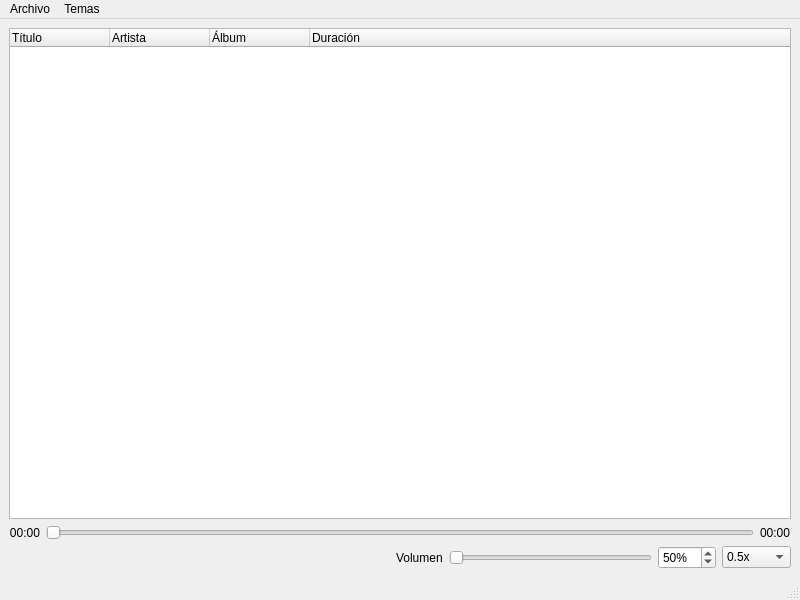
Qt form src/mainwindow.ui (BlueSystemCR/nexus) before a commit.
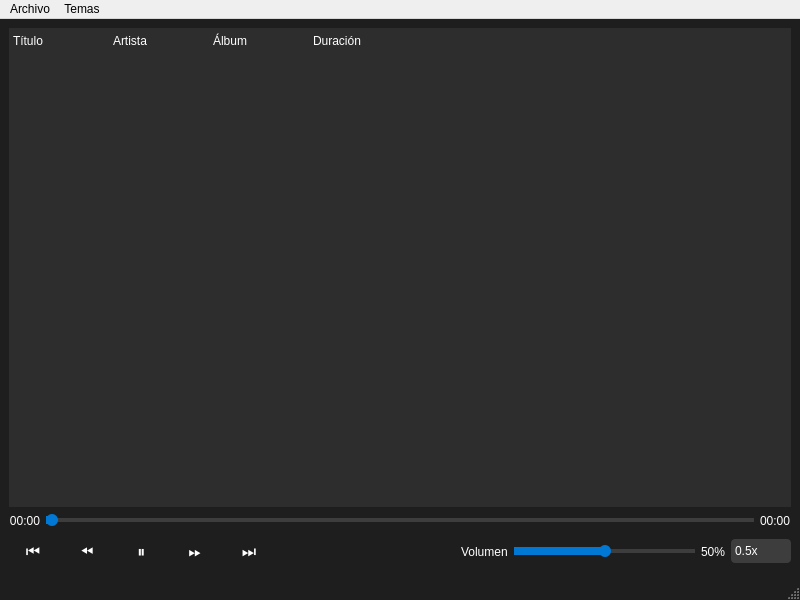
The same form after that commit. Icons and pictures are not drawn.

```diff
--- a/src/mainwindow.ui
+++ b/src/mainwindow.ui
@@ -13,6 +13,140 @@
   <property name="windowTitle">
    <string>Reproductor de Música</string>
   </property>
+  <property name="styleSheet">
+   <string>
+    /* Estilo general de la ventana */
+    QMainWindow {
+        background-color: #1E1E1E;
+        color: #FFFFFF;
+    }
+
+    /* Lista de reproducción */
+    QTreeWidget {
+        background-color: #2D2D2D;
+        border: none;
+        color: #FFFFFF;
+    }
+    QTreeWidget::item {
+        height: 25px;
+        padding: 4px;
+    }
+    QTreeWidget::item:selected {
+        background-color: #0078D4;
+    }
+    QTreeWidget::item:hover {
+        background-color: #3D3D3D;
+    }
+    QHeaderView::section {
+        background-color: #2D2D2D;
+        color: #FFFFFF;
+        padding: 4px;
+        border: none;
+    }
+
+    /* Controles de reproducción */
+    QPushButton {
+        background-color: transparent;
+        color: #FFFFFF;
+        border: none;
+        font-size: 16px;
+        padding: 8px;
+        min-width: 32px;
+    }
+    QPushButton:hover {
+        background-color: #3D3D3D;
+        border-radius: 4px;
+    }
+    QPushButton:pressed {
+        background-color: #0078D4;
+    }
+
+    /* Sliders */
+    QSlider::groove:horizontal {
+        border: none;
+        height: 4px;
+        background: #3D3D3D;
+        margin: 2px 0;
+    }
+    QSlider::handle:horizontal {
+        background: #0078D4;
+        width: 12px;
+        height: 12px;
+        margin: -4px 0;
+        border-radius: 6px;
+    }
+    QSlider::sub-page:horizontal {
+        background: #0078D4;
+    }
+    QSlider::handle:horizontal:hover {
+        background: #2B9FFF;
+    }
+
+    /* Etiquetas de tiempo */
+    QLabel {
+        color: #FFFFFF;
+    }
+
+    /* ComboBox de velocidad */
+    QComboBox {
+        background-color: #3D3D3D;
+        color: #FFFFFF;
+        border: none;
+        padding: 4px;
+        border-radius: 4px;
+    }
+    QComboBox::drop-down {
+        border: none;
+        width: 20px;
+    }
+    QComboBox::down-arrow {
+        image: url(:/icons/down-arrow.png);
+    }
+    QComboBox:hover {
+        background-color: #4D4D4D;
+    }
+    QComboBox QAbstractItemView {
+        background-color: #2D2D2D;
+        color: #FFFFFF;
+        selection-background-color: #0078D4;
+        selection-color: #FFFFFF;
+        border: none;
+    }
+
+    /* Barra de estado */
+    QStatusBar {
+        background-color: #1E1E1E;
+        color: #FFFFFF;
+    }
+    QStatusBar::item {
+        border: none;
+    }
+
+    /* Scrollbars */
+    QScrollBar:vertical {
+        background: #2D2D2D;
+        width: 10px;
+        margin: 0;
+    }
+    QScrollBar::handle:vertical {
+        background: #3D3D3D;
+        min-height: 20px;
+        border-radius: 5px;
+    }
+    QScrollBar::add-line:vertical,
+    QScrollBar::sub-line:vertical {
+        height: 0;
+    }
+    QScrollBar::up-arrow:vertical,
+    QScrollBar::down-arrow:vertical {
+        height: 0;
+    }
+    QScrollBar::add-page:vertical,
+    QScrollBar::sub-page:vertical {
+        background: none;
+    }
+   </string>
+  </property>
   <widget class="QWidget" name="centralwidget">
    <layout class="QVBoxLayout" name="verticalLayout">
     <item>
@@ -49,11 +183,11 @@
      </widget>
     </item>
     <item>
-     <layout class="QHBoxLayout" name="timeLayout">
+     <layout class="QHBoxLayout" name="progressLayout">
       <item>
-       <widget class="QLabel" name="currentTimeLabel">
+       <widget class="QLabel" name="timeLabel">
         <property name="minimumWidth">
-         <number>50</number>
+         <number>60</number>
         </property>
         <property name="text">
          <string>00:00</string>
@@ -73,7 +207,7 @@
       <item>
        <widget class="QLabel" name="totalTimeLabel">
         <property name="minimumWidth">
-         <number>50</number>
+         <number>60</number>
         </property>
         <property name="text">
          <string>00:00</string>
@@ -87,58 +221,53 @@
     </item>
     <item>
      <layout class="QHBoxLayout" name="controlsLayout">
+      <item>
+       <widget class="QPushButton" name="rewindStartButton">
+        <property name="text">
+         <string>⏮</string>
+        </property>
+        <property name="toolTip">
+         <string>Ir al inicio</string>
+        </property>
+       </widget>
+      </item>
       <item>
        <widget class="QPushButton" name="previousButton">
         <property name="text">
-         <string></string>
+         <string>⏪</string>
         </property>
-        <property name="icon">
-         <iconset theme="media-skip-backward"/>
-        </property>
-        <property name="flat">
-         <bool>true</bool>
+        <property name="toolTip">
+         <string>Anterior</string>
         </property>
        </widget>
       </item>
       <item>
        <widget class="QPushButton" name="playButton">
         <property name="text">
-         <string></string>
+         <string>⏸</string>
         </property>
-        <property name="icon">
-         <iconset theme="media-playback-start"/>
-        </property>
-        <property name="flat">
-         <bool>true</bool>
+        <property name="toolTip">
+         <string>Reproducir/Pausar</string>
         </property>
        </widget>
       </item>
       <item>
        <widget class="QPushButton" name="nextButton">
         <property name="text">
-         <string></string>
+         <string>⏩</string>
         </property>
-        <property name="icon">
-         <iconset theme="media-skip-forward"/>
-        </property>
-        <property name="flat">
-         <bool>true</bool>
+        <property name="toolTip">
+         <string>Siguiente</string>
         </property>
        </widget>
       </item>
       <item>
-       <widget class="QPushButton" name="repeatButton">
+       <widget class="QPushButton" name="fastForwardButton">
         <property name="text">
-         <string></string>
+         <string>⏭</string>
         </property>
-        <property name="icon">
-         <iconset theme="media-playlist-repeat"/>
-        </property>
-        <property name="checkable">
-         <bool>true</bool>
-        </property>
-        <property name="flat">
-         <bool>true</bool>
+        <property name="toolTip">
+         <string>Ir al final</string>
         </property>
        </widget>
       </item>
@@ -164,31 +293,31 @@
       </item>
       <item>
        <widget class="QSlider" name="volumeSlider">
-        <property name="maximumWidth">
-         <number>100</number>
-        </property>
-        <property name="orientation">
-         <enum>Qt::Horizontal</enum>
-        </property>
-       </widget>
-      </item>
-      <item>
-       <widget class="QSpinBox" name="volumeSpinBox">
-        <property name="suffix">
-         <string>%</string>
-        </property>
         <property name="maximum">
          <number>100</number>
         </property>
         <property name="value">
          <number>50</number>
         </property>
+        <property name="orientation">
+         <enum>Qt::Horizontal</enum>
+        </property>
+       </widget>
+      </item>
+      <item>
+       <widget class="QLabel" name="volumePercentLabel">
+        <property name="minimumWidth">
+         <number>40</number>
+        </property>
+        <property name="text">
+         <string>50%</string>
+        </property>
        </widget>
       </item>
       <item>
        <widget class="QComboBox" name="speedComboBox">
-        <property name="maximumWidth">
-         <number>80</number>
+        <property name="toolTip">
+         <string>Velocidad de reproducción</string>
         </property>
         <item>
          <property name="text">
@@ -202,7 +331,7 @@
         </item>
         <item>
          <property name="text">
-          <string>Normal</string>
+          <string>1.0x</string>
          </property>
         </item>
         <item>
@@ -217,7 +346,7 @@
         </item>
         <item>
          <property name="text">
-          <string>2x</string>
+          <string>2.0x</string>
          </property>
         </item>
        </widget>
```
